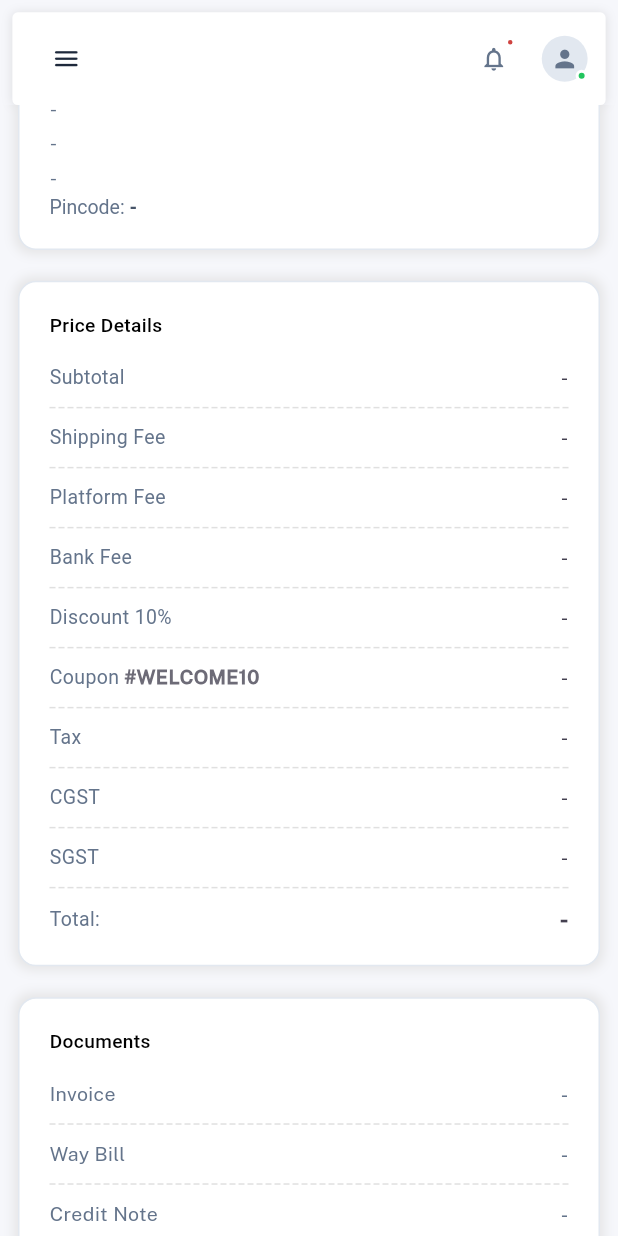
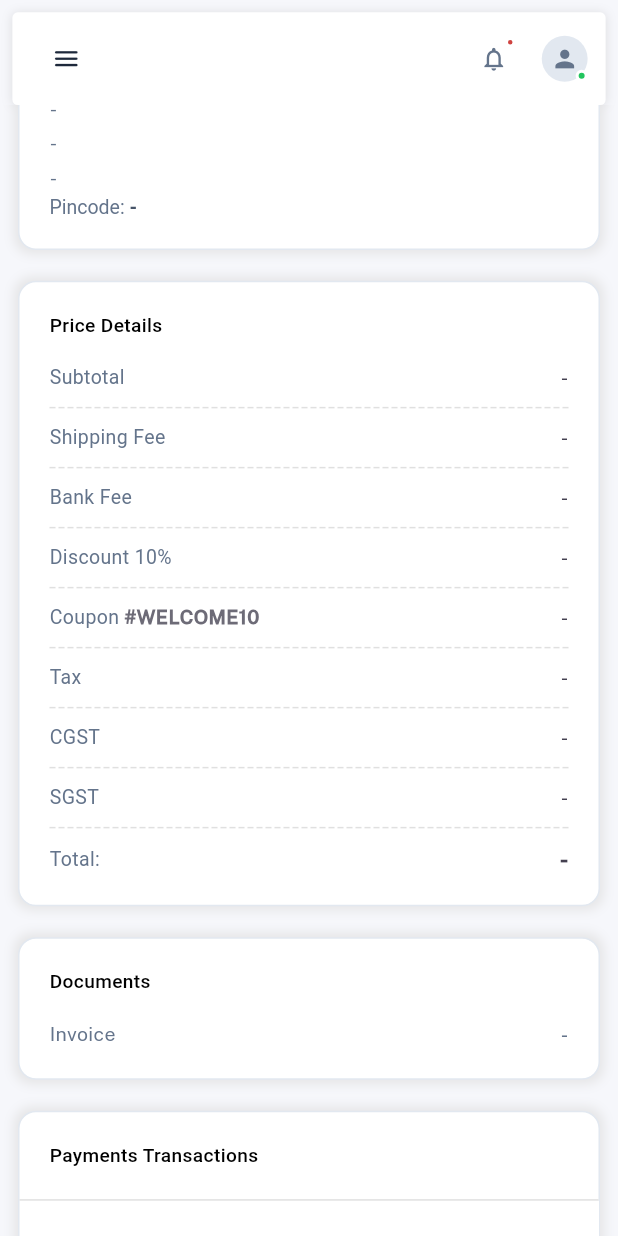
Before and after one commit to tufanmajumder/bulkify-ui, a Flutter app: the OrderDetailsScreen screen opened by its route, scrolled down 576 dp, on a phone screen of 412 x 824 dp. Run offline on Flutter 3.47's test engine with Material 3 defaults, Android fonts, the phone set to English and light mode, and no system bars; drawn by our look-alikes of dotted_line; our stand-ins replace device_info_plus, dio, flutter_screenutil, flutter_svg, get, image_picker and 4 more; missing offline and left inert: dart:html; accounts and stored records are empty; Roboto replaces fonts that are missing (Public-Sans); project files that could hold a hidden picture were left out.

Commit message:
payment details & order details modification

```diff
--- a/WebAdmin/lib/views/order_details_screen.dart
+++ b/WebAdmin/lib/views/order_details_screen.dart
@@ -577,23 +577,23 @@ class OrderDetailsScreen extends StatelessWidget {
                   dashGapColor: Colors.transparent,
                 ),
                 const SizedBox(height: 10),
-                _buildKeyValueRow(
-                  'Platform Fee',
-                  controller.platformFee.value,
-                  isBoldValue: false,
-                ),
-                const SizedBox(height: 10),
-                DottedLine(
-                  direction: Axis.horizontal,
-                  alignment: WrapAlignment.center,
-                  lineLength: double.infinity,
-                  lineThickness: 1.0,
-                  dashLength: 4.0,
-                  dashColor: Colors.grey.shade300,
-                  dashGapLength: 2.0,
-                  dashGapColor: Colors.transparent,
-                ),
-                const SizedBox(height: 10),
+                // _buildKeyValueRow(
+                //   'Platform Fee',
+                //   controller.platformFee.value,
+                //   isBoldValue: false,
+                // ),
+                // const SizedBox(height: 10),
+                // DottedLine(
+                //   direction: Axis.horizontal,
+                //   alignment: WrapAlignment.center,
+                //   lineLength: double.infinity,
+                //   lineThickness: 1.0,
+                //   dashLength: 4.0,
+                //   dashColor: Colors.grey.shade300,
+                //   dashGapLength: 2.0,
+                //   dashGapColor: Colors.transparent,
+                // ),
+                //const SizedBox(height: 10),
                 _buildKeyValueRow(
                   'Bank Fee',
                   controller.bankFee.value,
@@ -752,11 +752,11 @@ class OrderDetailsScreen extends StatelessWidget {
             final List<Widget> docRows = [];
             final standardTypes = [
               'Invoice',
-              'Way Bill',
-              'Credit Note',
-              'Debit Note',
-              'Delivery Challan',
-              'Quotation',
+              // 'Way Bill',
+              // 'Credit Note',
+              // 'Debit Note',
+              // 'Delivery Challan',
+              // 'Quotation',
             ];
 
             final processedTitles = <String>{};
@@ -903,79 +903,79 @@ class OrderDetailsScreen extends StatelessWidget {
                     doc.code.trim() != '-';
 
                 docRows.add(const SizedBox(height: 10));
-                docRows.add(
-                  DottedLine(
-                    direction: Axis.horizontal,
-                    alignment: WrapAlignment.center,
-                    lineLength: double.infinity,
-                    lineThickness: 1.0,
-                    dashLength: 4.0,
-                    dashColor: Colors.grey.shade300,
-                    dashGapLength: 2.0,
-                    dashGapColor: Colors.transparent,
-                  ),
-                );
-                docRows.add(const SizedBox(height: 10));
-
-                docRows.add(
-                  Row(
-                    mainAxisAlignment: MainAxisAlignment.spaceBetween,
-                    children: [
-                      Text(
-                        doc.title,
-                        style: const TextStyle(
-                          fontSize: 13,
-                          color: Color(0xFF64748B),
-                        ),
-                      ),
-                      hasFile
-                          ? InkWell(
-                              onTap: () => controller.downloadDocument(doc),
-                              borderRadius: BorderRadius.circular(6),
-                              child: Container(
-                                padding: const EdgeInsets.symmetric(
-                                  horizontal: 10,
-                                  vertical: 6,
-                                ),
-                                decoration: BoxDecoration(
-                                  color: const Color(0xFFF8FAFC),
-                                  border: Border.all(
-                                    color: const Color(0xFFE2E8F0),
-                                  ),
-                                  borderRadius: BorderRadius.circular(6),
-                                ),
-                                child: Row(
-                                  mainAxisSize: MainAxisSize.min,
-                                  children: [
-                                    const Icon(
-                                      Icons.download_outlined,
-                                      size: 14,
-                                      color: Color(0xFF1E293B),
-                                    ),
-                                    const SizedBox(width: 4),
-                                    Text(
-                                      doc.code,
-                                      style: const TextStyle(
-                                        fontSize: 11,
-                                        fontWeight: FontWeight.w700,
-                                        color: Color(0xFF1E293B),
-                                      ),
-                                    ),
-                                  ],
-                                ),
-                              ),
-                            )
-                          : const Text(
-                              '-',
-                              style: TextStyle(
-                                fontSize: 13,
-                                fontWeight: FontWeight.w500,
-                                color: Color(0xFF64748B),
-                              ),
-                            ),
-                    ],
-                  ),
-                );
+                // docRows.add(
+                //   DottedLine(
+                //     direction: Axis.horizontal,
+                //     alignment: WrapAlignment.center,
+                //     lineLength: double.infinity,
+                //     lineThickness: 1.0,
+                //     dashLength: 4.0,
+                //     dashColor: Colors.grey.shade300,
+                //     dashGapLength: 2.0,
+                //     dashGapColor: Colors.transparent,
+                //   ),
+                // );
+                // docRows.add(const SizedBox(height: 10));
+
+                // docRows.add(
+                //   Row(
+                //     mainAxisAlignment: MainAxisAlignment.spaceBetween,
+                //     children: [
+                //       Text(
+                //         doc.title,
+                //         style: const TextStyle(
+                //           fontSize: 13,
+                //           color: Color(0xFF64748B),
+                //         ),
+                //       ),
+                //       hasFile
+                //           ? InkWell(
+                //               onTap: () => controller.downloadDocument(doc),
+                //               borderRadius: BorderRadius.circular(6),
+                //               child: Container(
+                //                 padding: const EdgeInsets.symmetric(
+                //                   horizontal: 10,
+                //                   vertical: 6,
+                //                 ),
+                //                 decoration: BoxDecoration(
+                //                   color: const Color(0xFFF8FAFC),
+                //                   border: Border.all(
+                //                     color: const Color(0xFFE2E8F0),
+                //                   ),
+                //                   borderRadius: BorderRadius.circular(6),
+                //                 ),
+                //                 child: Row(
+                //                   mainAxisSize: MainAxisSize.min,
+                //                   children: [
+                //                     const Icon(
+                //                       Icons.download_outlined,
+                //                       size: 14,
+                //                       color: Color(0xFF1E293B),
+                //                     ),
+                //                     const SizedBox(width: 4),
+                //                     Text(
+                //                       doc.code,
+                //                       style: const TextStyle(
+                //                         fontSize: 11,
+                //                         fontWeight: FontWeight.w700,
+                //                         color: Color(0xFF1E293B),
+                //                       ),
+                //                     ),
+                //                   ],
+                //                 ),
+                //               ),
+                //             )
+                //           : const Text(
+                //               '-',
+                //               style: TextStyle(
+                //                 fontSize: 13,
+                //                 fontWeight: FontWeight.w500,
+                //                 color: Color(0xFF64748B),
+                //               ),
+                //             ),
+                //     ],
+                //   ),
+                // );
               }
             }
 
```
